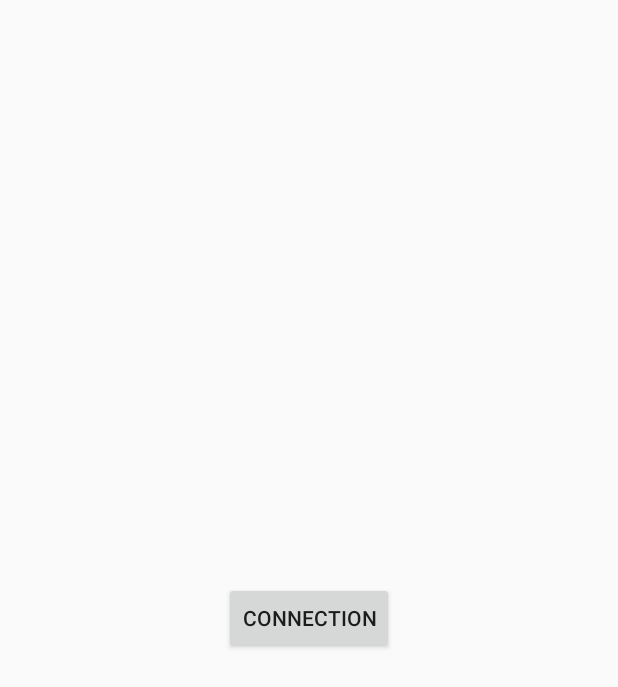
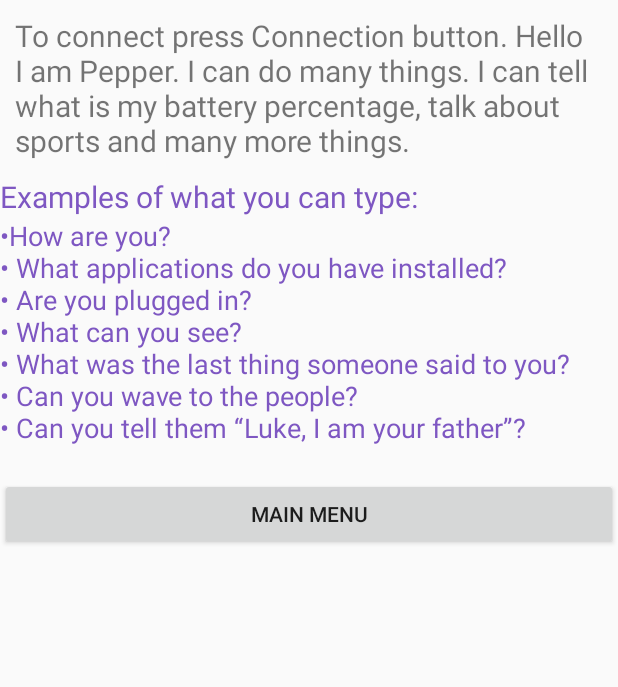
Before and after one commit to ddkpham/Telepresence, an Android app: the HelpPageActivity screen opened directly, with no data from a screen before it, on a phone screen of 412 x 824 dp. Shown: the top 687 px of the screen. Run offline under Robolectric (Android 15) with nearby library versions, the phone set to English and light mode, and no system bars.

Commit message:
add help page to app

```diff
--- a/Android/app/src/main/java/theshakers/cmpt276/sfu/ca/robottelepresense/HelpPageActivity.java
+++ b/Android/app/src/main/java/theshakers/cmpt276/sfu/ca/robottelepresense/HelpPageActivity.java
@@ -1,7 +1,9 @@
 package theshakers.cmpt276.sfu.ca.robottelepresense;
 
 import android.app.Activity;
+import android.content.Intent;
 import android.os.Bundle;
+import android.view.View;
 import android.widget.Button;
 
 /**
@@ -9,9 +11,20 @@ import android.widget.Button;
  */
 
 public class HelpPageActivity extends Activity {
+    private final String TAG = "HelpPageActivity";
+    private Button goBackBtn;
     @Override
     protected void onCreate(Bundle savedInstanceState) {
         super.onCreate(savedInstanceState);
-        setContentView(R.layout.activity_main);
+        setContentView(R.layout.activity_help);
+
+        goBackBtn = (Button) findViewById(R.id.mainMenu);
+        goBackBtn.setOnClickListener(new View.OnClickListener() {
+            @Override
+            public void onClick(View v) {
+                Intent intent = new Intent(HelpPageActivity.this,MainActivity.class);
+                startActivity(intent);
+            }
+        });
     }
 }
--- /dev/null
+++ b/Android/app/src/main/res/layout/activity_help.xml
@@ -0,0 +1,30 @@
+<?xml version="1.0" encoding="utf-8"?>
+<LinearLayout xmlns:android="http://schemas.android.com/apk/res/android"
+    android:layout_width="match_parent"
+    android:layout_height="match_parent"
+    android:orientation="vertical">
+    <TextView
+        android:layout_width="match_parent"
+        android:layout_height="wrap_content"
+        android:layout_margin="10dp"
+        android:text="@string/helpPageText"
+        android:textSize="20sp"/>
+    <TextView
+        android:layout_width="match_parent"
+        android:layout_height="wrap_content"
+        android:text="@string/mid"
+        android:textColor="#7e57c2"
+        android:textSize="20sp" />
+    <TextView
+        android:layout_width="match_parent"
+        android:layout_height="wrap_content"
+        android:text="@string/list"
+        android:textColor="#7e57c2"
+        android:textSize="18sp" />
+    <Button
+        android:id="@+id/mainMenu"
+        android:layout_width="match_parent"
+        android:layout_height="wrap_content"
+        android:text="Main Menu" />
+
+</LinearLayout>
--- a/Android/app/src/main/res/values/strings.xml
+++ b/Android/app/src/main/res/values/strings.xml
@@ -1,3 +1,20 @@
 <resources>
-    <string name="app_name">RobotTelepresense</string>
+    <string name="app_name">Robot Telepresence</string>
+    <string name="title_activity_help_page">HelpPageActivity</string>
+
+    <string name="helpPageText">To connect press Connection button.
+        Hello I am Pepper. I can do many things.
+        I can tell what is my battery percentage, talk about sports and many more things.
+    </string>
+
+    <string name="mid">Examples of what you can type:</string>
+    <string name="list">
+        \u2022How are you?\n\u2022
+        What applications do you have installed?\n\u2022
+        Are you plugged in?\n\u2022
+        What can you see?\n\u2022
+        What was the last thing someone said to you?\n\u2022
+        Can you wave to the people?\n\u2022
+        Can you tell them “Luke, I am your father”?\n
+    </string>
 </resources>
```
Also changed, not shown: Android/app/src/main/java/theshakers/cmpt276/sfu/ca/robottelepresense/MainActivity.java (+11 -1 lines), Android/app/src/main/res/layout/activity_main.xml (+12 -0 lines).
